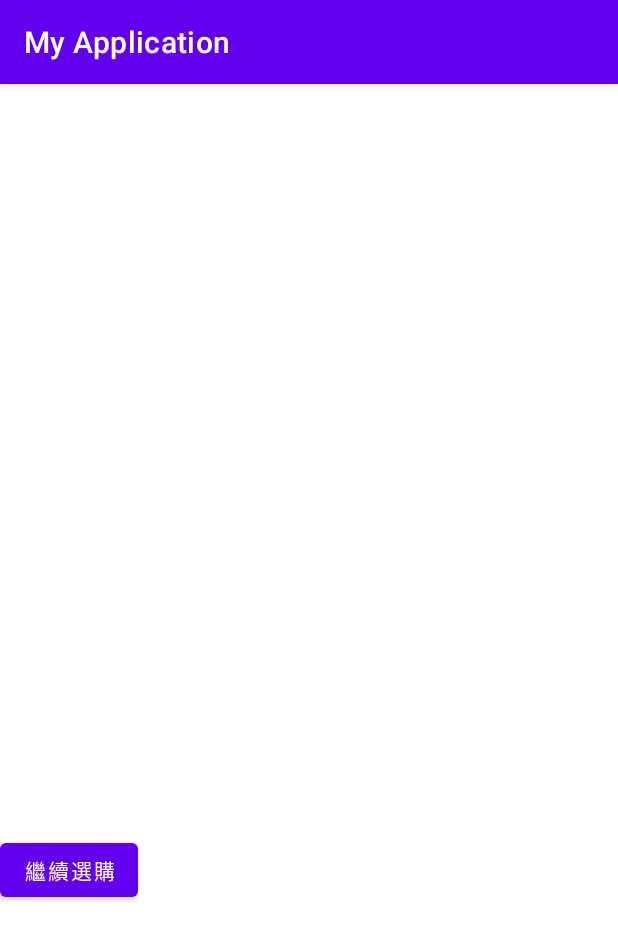
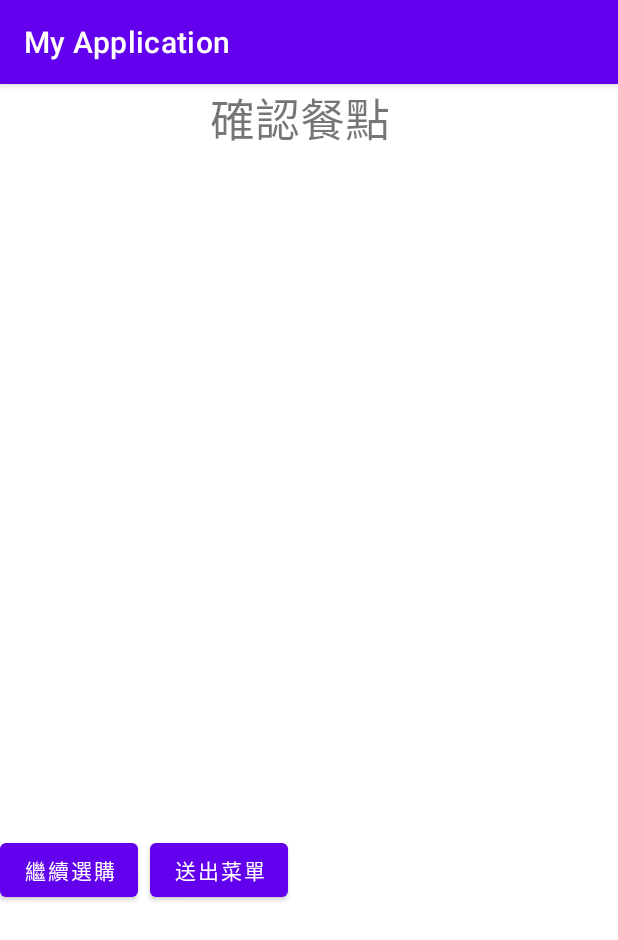
Before and after one commit to ChangShenJU/Android-final-project, an Android app: the FoodList screen opened directly, with no data from a screen before it, on a phone screen of 412 x 824 dp. Shown: the top 940 px of the screen. Run offline under Robolectric (Android 15) with nearby library versions, the phone set to English and light mode, and no system bars.

Commit message:
Update activity_food_list.xml

```diff
--- a/app/src/main/res/layout/activity_food_list.xml
+++ b/app/src/main/res/layout/activity_food_list.xml
@@ -7,14 +7,32 @@
     tools:context=".FoodList">
 
 
-
+    <TextView
+        android:id="@+id/TextView1"
+        android:layout_width="wrap_content"
+        android:layout_height="wrap_content"
+        android:layout_marginStart="140dp"
+        android:text="確認餐點"
+        android:textSize="30dp"
+        app:layout_constraintStart_toStartOf="parent"
+        app:layout_constraintTop_toTopOf="parent" />
 
     <Button
         android:id="@+id/btn_Menu"
-        android:text="繼續選購"
         android:layout_width="wrap_content"
         android:layout_height="wrap_content"
         android:layout_marginTop="500dp"
+        android:text="繼續選購"
+        app:layout_constraintStart_toStartOf="parent"
+        app:layout_constraintTop_toTopOf="parent" />
+
+    <Button
+        android:id="@+id/btn_Pay"
+        android:layout_width="wrap_content"
+        android:layout_height="wrap_content"
+        android:layout_marginStart="100dp"
+        android:layout_marginTop="500dp"
+        android:text="送出菜單"
         app:layout_constraintStart_toStartOf="parent"
         app:layout_constraintTop_toTopOf="parent" />
 
```
